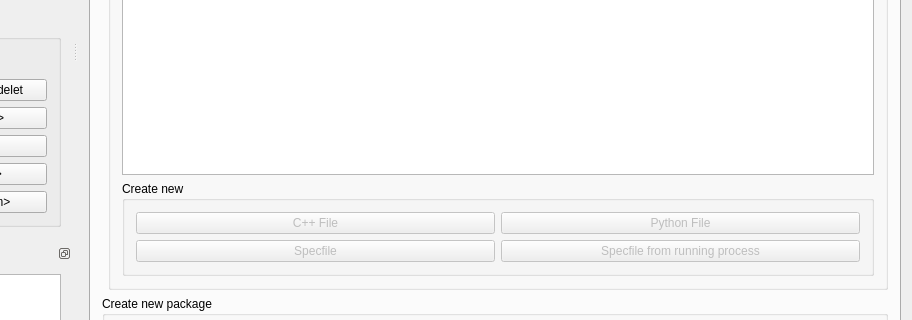
First picture: the form in rxDev/src/rxdev.ui, repository songxuchao/rxdeveloper-ros-pkg, before the edit; both pictures show x 260 to 1172 and y 333 to 653 of the 1172 by 919 pixel window.
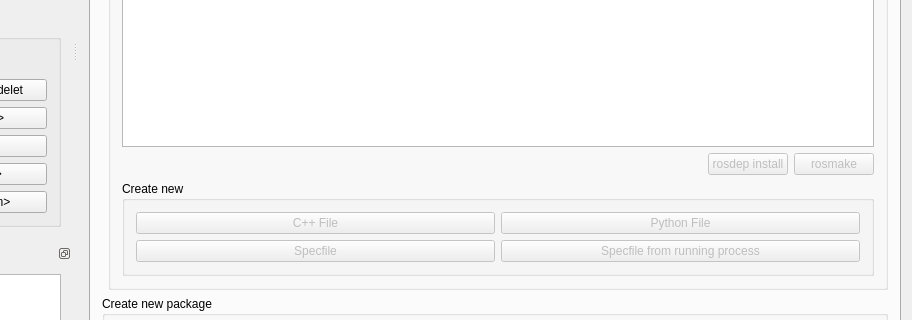
Second picture: the form after the edit. Icons and pictures are not drawn.

Commit message: + added options for 'rosdep install' and 'rosmake' in packages

What changed in the file:
```diff
--- a/rxDev/src/rxdev.ui
+++ b/rxDev/src/rxdev.ui
@@ -75,7 +75,7 @@
            <string>Package:</string>
           </property>
           <layout class="QGridLayout" name="gridLayout_10">
-           <item row="1" column="0">
+           <item row="2" column="0">
             <widget class="QGroupBox" name="groupBox_4">
              <property name="title">
               <string>Create new</string>
@@ -125,6 +125,8 @@
             </widget>
            </item>
            <item row="0" column="0">
+            <layout class="QHBoxLayout" name="horizontalLayout_2">
+             <item>
             <widget class="QTreeView" name="treeView_packageBrowser">
              <property name="toolTip">
               <string>Right-click folders or files </string>
@@ -136,6 +138,45 @@
               <bool>true</bool>
              </property>
             </widget>
+             </item>
+            </layout>
+           </item>
+           <item row="1" column="0">
+            <layout class="QHBoxLayout" name="horizontalLayout_3">
+             <item>
+              <spacer name="horizontalSpacer_2">
+               <property name="orientation">
+                <enum>Qt::Horizontal</enum>
+               </property>
+               <property name="sizeHint" stdset="0">
+                <size>
+                 <width>40</width>
+                 <height>20</height>
+                </size>
+               </property>
+              </spacer>
+             </item>
+             <item>
+              <widget class="QPushButton" name="pushButton_rosdepInstall">
+               <property name="enabled">
+                <bool>false</bool>
+               </property>
+               <property name="text">
+                <string>rosdep install</string>
+               </property>
+              </widget>
+             </item>
+             <item>
+              <widget class="QPushButton" name="pushButton_rosmake">
+               <property name="enabled">
+                <bool>false</bool>
+               </property>
+               <property name="text">
+                <string>rosmake</string>
+               </property>
+              </widget>
+             </item>
+            </layout>
            </item>
           </layout>
          </widget>
```
Lines whose indentation alone changed are shown as unchanged. The commit also changes 2 other files.
